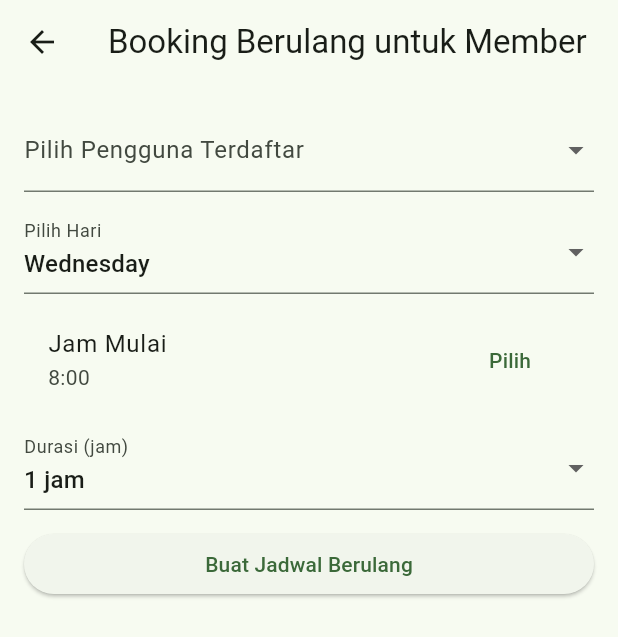
After one commit to mkeyzxi/Arena-with-Midtrans, a Flutter app: the AdminMemberBookingScreen screen opened directly, on a phone screen of 412 x 824 dp. The commit adds this screen. Shown: the top 637 px of the screen. Run offline on Flutter 3.47's test engine with Material 3 defaults, Android fonts, the phone set to English and light mode, and no system bars; our stand-ins replace sqflite, webview_flutter; accounts and stored records are empty; network calls fail.

Commit message:
feat(member, booking): admin user

```diff
--- a/lib/models/booking.dart
+++ b/lib/models/booking.dart
@@ -6,8 +6,8 @@ class Booking {
   final String? id;
   final String fieldId;
   final String fieldName;
-  final DateTime startTime; // Menggunakan DateTime
-  final int durationHours; // Menggunakan int untuk durasi
+  final DateTime startTime;
+  final int durationHours;
   final int pricePerHour;
   final int total;
   final int downPayment;
@@ -56,7 +56,10 @@ class Booking {
     fieldId: d['fieldId'],
     fieldName: d['fieldName'],
     startTime: DateTime.parse(d['startTime']),
-    durationHours: d['durationHours'],
+    durationHours:
+        d['durationHours'] is int
+            ? d['durationHours']
+            : int.tryParse(d['durationHours'].toString()) ?? 1,
     pricePerHour: d['pricePerHour'],
     total: d['total'],
     downPayment: d['downPayment'],
--- /dev/null
+++ b/lib/screens/admin_member_booking_screen.dart
@@ -0,0 +1,193 @@
+// lib/screens/admin_member_booking_screen.dart
+
+import 'package:flutter/material.dart';
+import 'package:intl/intl.dart';
+import '../services/sqlite_service.dart';
+import '../models/user.dart';
+import '../models/booking.dart';
+import '../models/field.dart';
+import 'admin_screen.dart';
+
+class AdminMemberBookingScreen extends StatefulWidget {
+  const AdminMemberBookingScreen({super.key});
+
+  @override
+  State<AdminMemberBookingScreen> createState() =>
+      _AdminMemberBookingScreenState();
+}
+
+class _AdminMemberBookingScreenState extends State<AdminMemberBookingScreen> {
+  final db = SqliteService();
+  late Future<List<User>> _usersFuture;
+  late Future<Field> _fieldFuture;
+
+  User? _selectedUser;
+  int _selectedDayOfWeek = DateTime.monday;
+  TimeOfDay _selectedTime = const TimeOfDay(hour: 8, minute: 0);
+  int _durationHours = 1;
+
+  @override
+  void initState() {
+    super.initState();
+    _usersFuture = db.getAllUsers();
+    _fieldFuture = db.getSingleField();
+  }
+
+  Future<void> _pickTime() async {
+    final TimeOfDay? r = await showTimePicker(
+      context: context,
+      initialTime: _selectedTime,
+      builder: (context, child) {
+        return MediaQuery(
+          data: MediaQuery.of(context).copyWith(alwaysUse24HourFormat: true),
+          child: child!,
+        );
+      },
+    );
+    if (r != null) {
+      setState(() => _selectedTime = r);
+    }
+  }
+
+  Future<void> _submit(Field field) async {
+    if (_selectedUser == null) {
+      ScaffoldMessenger.of(context).showSnackBar(
+        const SnackBar(content: Text('Pilih pengguna terlebih dahulu.')),
+      );
+      return;
+    }
+
+    final int total = (field.pricePerHour * _durationHours);
+    final int downPayment = (total / 2).round();
+
+    final now = DateTime.now();
+    DateTime firstBookingDate = now.add(const Duration(days: 90));
+    for (int i = 0; i < 7; i++) {
+      final date = now.add(Duration(days: i));
+      if (date.weekday == _selectedDayOfWeek) {
+        firstBookingDate = date;
+        break;
+      }
+    }
+
+    final newBooking = Booking(
+      fieldId: field.id,
+      fieldName: field.name,
+      startTime: DateTime(
+        firstBookingDate.year,
+        firstBookingDate.month,
+        firstBookingDate.day,
+        _selectedTime.hour,
+        _selectedTime.minute,
+      ),
+      durationHours: _durationHours,
+      pricePerHour: field.pricePerHour,
+      total: total,
+      downPayment: downPayment,
+      status: 'paid', // Admin langsung set paid
+      customerName: _selectedUser!.username,
+      customerEmail: _selectedUser!.email,
+    );
+
+    await db.addMemberBooking(newBooking, 12); // 12 minggu = ~3 bulan
+
+    if (mounted) {
+      ScaffoldMessenger.of(context).showSnackBar(
+        const SnackBar(content: Text('Jadwal berulang berhasil dibuat!')),
+      );
+      Navigator.of(context).pop();
+    }
+  }
+
+  @override
+  Widget build(BuildContext context) {
+    return Scaffold(
+      appBar: AppBar(title: const Text('Booking Berulang untuk Member')),
+      body: FutureBuilder<List<dynamic>>(
+        future: Future.wait([_fieldFuture, _usersFuture]),
+        builder: (_, snap) {
+          if (snap.connectionState == ConnectionState.waiting) {
+            return const Center(child: CircularProgressIndicator());
+          }
+          if (snap.hasError) {
+            return Center(child: Text('Terjadi error: ${snap.error}'));
+          }
+
+          final field = snap.data![0] as Field;
+          final users = snap.data![1] as List<User>;
+
+          return ListView(
+            padding: const EdgeInsets.all(16),
+            children: [
+              DropdownButtonFormField<User>(
+                decoration: const InputDecoration(
+                  labelText: 'Pilih Pengguna Terdaftar',
+                ),
+                value: _selectedUser,
+                items:
+                    users
+                        .map(
+                          (user) => DropdownMenuItem(
+                            value: user,
+                            child: Text(user.username),
+                          ),
+                        )
+                        .toList(),
+                onChanged: (v) => setState(() => _selectedUser = v),
+              ),
+              const SizedBox(height: 12),
+              DropdownButtonFormField<int>(
+                decoration: const InputDecoration(labelText: 'Pilih Hari'),
+                value: _selectedDayOfWeek,
+                items: [
+                  for (var i = 1; i <= 7; i++)
+                    DropdownMenuItem(
+                      value: i,
+                      child: Text(
+                        DateFormat('EEEE').format(DateTime(2025, 1, i)),
+                      ),
+                    ),
+                ],
+                onChanged: (v) => setState(() => _selectedDayOfWeek = v!),
+              ),
+              const SizedBox(height: 8),
+              ListTile(
+                title: const Text('Jam Mulai'),
+                subtitle: Text(
+                  '${_selectedTime.hour}:${_selectedTime.minute.toString().padLeft(2, '0')}',
+                ),
+                trailing: TextButton(
+                  onPressed: _pickTime,
+                  child: const Text('Pilih'),
+                ),
+              ),
+              const SizedBox(height: 8),
+              DropdownButtonFormField<int>(
+                decoration: const InputDecoration(labelText: 'Durasi (jam)'),
+                value: _durationHours,
+                items:
+                    List.generate(
+                          int.parse(field.closeHour.split(':')[0]) -
+                              int.parse(field.openHour.split(':')[0]),
+                          (i) => i + 1,
+                        )
+                        .map(
+                          (d) =>
+                              DropdownMenuItem(value: d, child: Text('$d jam')),
+                        )
+                        .toList(),
+                onChanged:
+                    (v) => setState(() => _durationHours = v ?? _durationHours),
+              ),
+              const SizedBox(height: 12),
+              ElevatedButton(
+                onPressed: _selectedUser != null ? () => _submit(field) : null,
+                child: const Text('Buat Jadwal Berulang'),
+              ),
+            ],
+          );
+        },
+      ),
+    );
+  }
+}
--- a/lib/screens/home_screen.dart
+++ b/lib/screens/home_screen.dart
@@ -1,5 +1,3 @@
-// lib/screens/home_screen.dart
-
 import 'package:flutter/material.dart';
 import 'package:intl/intl.dart';
 import '../models/user.dart';
```
Also changed, not shown: lib/screens/admin_booking_screen.dart (+5 -14 lines), lib/screens/admin_monitor_screen.dart (+131 -100 lines), lib/screens/admin_screen.dart (+12 -0 lines), lib/screens/booking_detail_screen.dart (+98 -10 lines), lib/screens/user_booking_screen.dart (+25 -12 lines), lib/services/sqlite_service.dart (+14 -1 lines).
